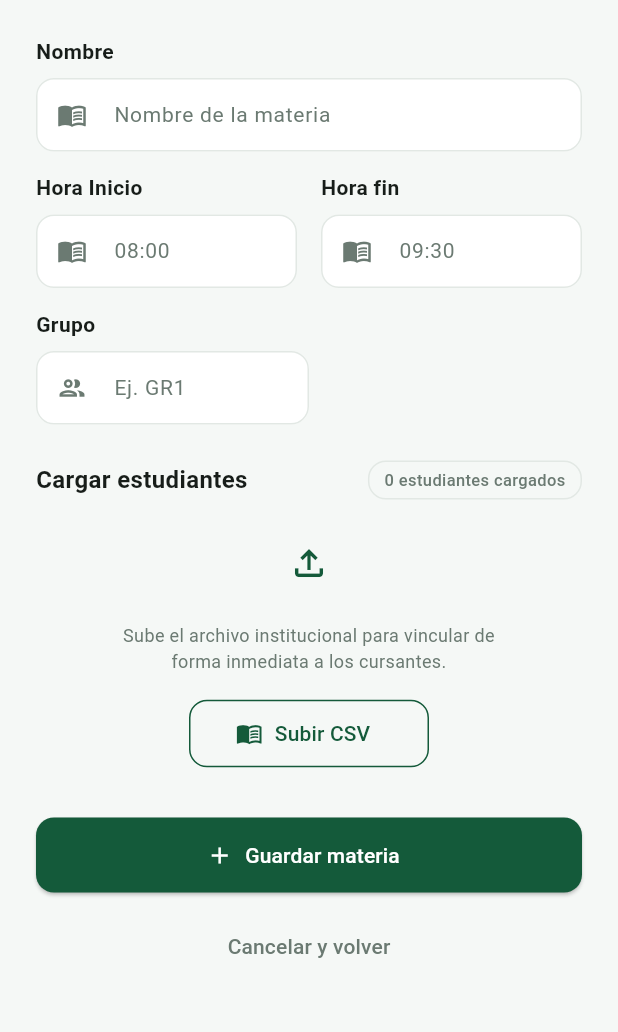
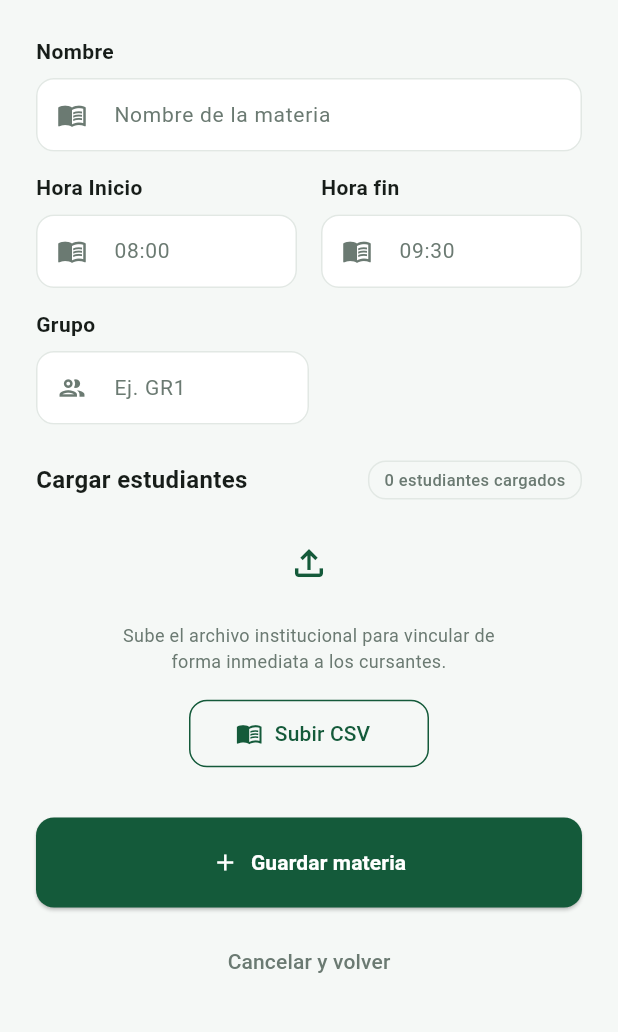
Before and after one commit to Camila-1706/app_uacheck, a Flutter app: the AddCourseScreen screen opened directly, on a phone screen of 412 x 824 dp, the part 84-1116 px from its top. Run offline on Flutter 3.47's test engine with Material 3 defaults, Android fonts, the phone set to English and light mode, and no system bars; our stand-ins replace flutter_riverpod, go_router, supabase_flutter; accounts and stored records are empty.

Commit message:
Widget reutilizable de el boton final de la pantalla

```diff
--- a/lib/main.dart
+++ b/lib/main.dart
@@ -20,7 +20,7 @@ class MyApp extends StatelessWidget {
       theme: AppTheme.light,
       debugShowCheckedModeBanner: false,
       title: 'Material App',
-      home: GenerateQrScreen()
+      home: AddCourseScreen()
 
 
     );
--- a/lib/presentation/screens/teacher/add_course_screen.dart
+++ b/lib/presentation/screens/teacher/add_course_screen.dart
@@ -1,5 +1,6 @@
 import 'package:app_uacheck_1/config/theme/app_colors.dart';
 import 'package:app_uacheck_1/presentation/widgets/shared/custom_app_bar.dart';
+import 'package:app_uacheck_1/presentation/widgets/shared/custom_button.dart';
 import 'package:app_uacheck_1/presentation/widgets/shared/custom_text_field.dart';
 import 'package:flutter/material.dart';
 
@@ -135,19 +136,14 @@ class AddCourseScreen extends StatelessWidget {
                   ),
                   const SizedBox(height: 32),
 
-                  ElevatedButton.icon(
+                  CustomButton(
+                    icon: Icons.add,
+                    text: 'Guardar materia',
+                    backgroundColor: Theme.of(context).colorScheme.primary,
+                    foregroundColor: Colors.white,
                     onPressed: () {},
-                    icon: const Icon(Icons.add),
-                    label: const Text('Guardar materia'),
-                    style: ElevatedButton.styleFrom(
-                      backgroundColor: Theme.of(context).colorScheme.primary,
-                      foregroundColor: Colors.white,
-                      minimumSize: const Size(double.infinity, 50),
-                      shape: RoundedRectangleBorder(
-                        borderRadius: BorderRadius.circular(12),
-                      ),
-                    ),
                   ),
+
                   const SizedBox(height: 12),
                   Center(
                     child: TextButton(
--- /dev/null
+++ b/lib/presentation/widgets/shared/custom_button.dart
@@ -0,0 +1,38 @@
+import 'package:flutter/material.dart';
+
+class CustomButton extends StatelessWidget {
+  final String text;
+  final VoidCallback? onPressed;
+  final IconData icon;
+  final Color? backgroundColor;
+  final Color? foregroundColor;
+
+  const CustomButton({
+    super.key,
+    required this.text,
+    this.onPressed,
+    required this.icon,
+    this.backgroundColor,
+    this.foregroundColor,
+  });
+
+  @override
+  Widget build(BuildContext context) {
+    return ElevatedButton.icon(
+      icon: Icon(icon, color:foregroundColor),
+      label: Text(
+        text,
+        style: TextStyle(color: foregroundColor, fontWeight: FontWeight.bold),
+      ),
+
+      onPressed: onPressed,
+      style: ElevatedButton.styleFrom(
+        padding: EdgeInsets.symmetric(vertical: 20.0, horizontal: 10.0),
+        backgroundColor: backgroundColor,
+        foregroundColor: foregroundColor,
+        minimumSize: const Size(double.infinity, 50),
+        shape: RoundedRectangleBorder(borderRadius: BorderRadius.circular(12)),
+      ),
+    );
+  }
+}
--- a/lib/presentation/widgets/teacher/attendance_student.dart
+++ b/lib/presentation/widgets/teacher/attendance_student.dart
@@ -41,7 +41,7 @@ class AttendanceStudent extends StatelessWidget {
       decoration: BoxDecoration(
         color: Theme.of(context).colorScheme.onPrimary,
         borderRadius: BorderRadius.circular(14.0),
-        border: Border.all(color: const Color.fromARGB(31, 149, 149, 149)),
+        border: Border.all(color: const Color.fromARGB(31, 44, 42, 42)),
       ),
       child: Row(
         children: [
```
Also changed, not shown: lib/presentation/screens/teacher/generate_qr_screen.dart (+6 -16 lines).
